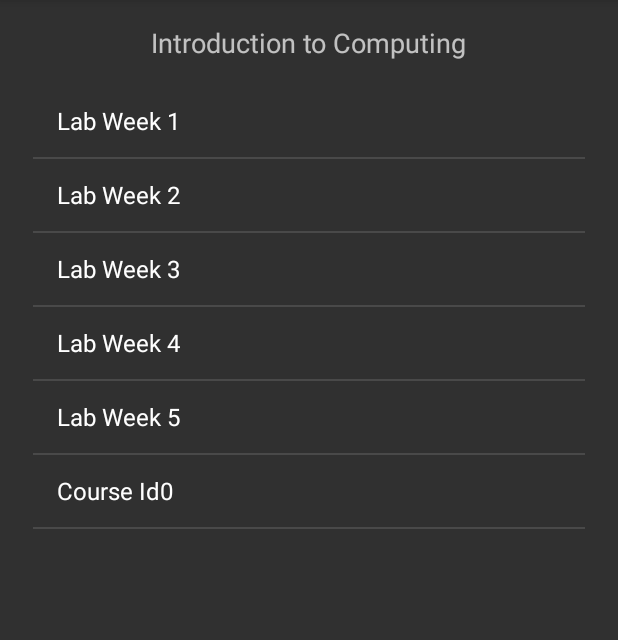
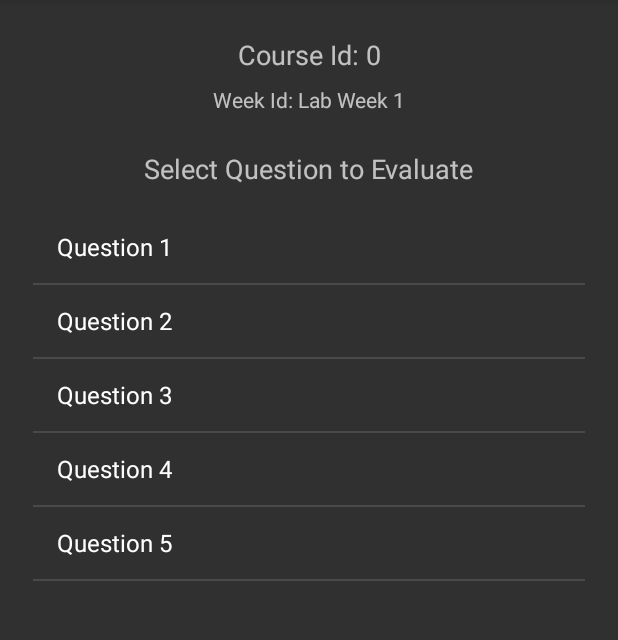
Before and after one commit to AdnanMuhib/Rubricon, an Android app: the LabEvalSelectWeekActivity screen opened directly, with no data from a screen before it, after a tap on "Lab Week 1", on a phone screen of 412 x 824 dp, the part 84-724 px from its top. Run offline under Robolectric (Android 15) with nearby library versions, the phone set to English and light mode, and no system bars; 1 statement that could not run was skipped.

Commit message:
Add: Select Question to Evaluate Activity for the Selected Week

```diff
--- a/app/src/main/AndroidManifest.xml
+++ b/app/src/main/AndroidManifest.xml
@@ -21,7 +21,8 @@
         <activity android:name=".CloSubCategoryActivity" />
         <activity android:name=".DescriptionsActivity" />
         <activity android:name=".LabEvaluationActivity" />
-        <activity android:name=".LabEvalSelectWeekActivity"></activity>
+        <activity android:name=".LabEvalSelectWeekActivity" />
+        <activity android:name=".LabEvalSelectQuestionActivity"></activity>
     </application>
 
 </manifest>
--- /dev/null
+++ b/app/src/main/java/com/mad/rubricon/LabEvalSelectQuestionActivity.java
@@ -0,0 +1,88 @@
+package com.mad.rubricon;
+
+import android.support.v7.app.AppCompatActivity;
+import android.os.Bundle;
+import android.util.Log;
+import android.view.View;
+import android.widget.AdapterView;
+import android.widget.ArrayAdapter;
+import android.widget.ListView;
+import android.widget.TextView;
+
+import java.util.ArrayList;
+
+public class LabEvalSelectQuestionActivity extends AppCompatActivity {
+    private  int courseId;
+    private String weekId;
+
+    TextView courseTitleView;
+    TextView courseWeekView;
+    ListView questionsListView;
+
+
+    @Override
+    protected void onCreate(Bundle savedInstanceState) {
+        super.onCreate(savedInstanceState);
+        setContentView(R.layout.activity_lab_eval_select_question);
+
+        courseId = getIntent().getIntExtra("CourseId", 0);
+        weekId = getIntent().getStringExtra("CourseWeek");
+
+        courseTitleView = (TextView) findViewById(R.id.textViewCourseTitle);
+
+        // get the course title from db using id and display
+        // courseTitleView.setText("Course Id: " + GetCourseTitle());
+        courseTitleView.setText("Course Id: " + courseId);
+
+        courseWeekView = (TextView) findViewById(R.id.textViewCourseWeek);
+        courseWeekView.setText("Week Id: " + weekId);
+
+        questionsListView = (ListView) findViewById(R.id.listViewCourseWeekQuestions);
+        ArrayList<String>  questionsList =  GetQuestionsList();
+
+        // when a week is clicked from the list
+        questionsListView.setOnItemClickListener(new AdapterView.OnItemClickListener() {
+            @Override
+            public void onItemClick(AdapterView<?> parent, View view, int position, long id) {
+                String value = (String)parent.getItemAtPosition(position);
+                Log.i("DebugLog", value);
+
+                // code to go to next activity where Questions will be Displayed for Evaluation
+                GoToEvaluationActivity(value);
+            }
+        });
+
+        ArrayAdapter adapter = new ArrayAdapter<String>(this, android.R.layout.simple_list_item_1, questionsList);
+
+        questionsListView.setAdapter(adapter);
+    }
+    public String GetCourseTitle(){
+        // Code to get the name of the course from database using Course Id i.e
+        // select coursename from coursetable where courseid = ??
+        return "";
+    }
+
+    public String GetCourseWeekName(){
+        // Code to get the name of the course Week from database using Week Id i.e
+        // select courseweekname from courseWeektable where courseWeekid = ??
+        return "";
+    }
+    public ArrayList<String> GetQuestionsList(){
+
+        ArrayList<String> questions = new ArrayList<String>();
+        /// Code to get the Questions from the Database goes here
+
+        // Dummy Data Goes Here
+        questions.add("Question 1");
+        questions.add("Question 2");
+        questions.add("Question 3");
+        questions.add("Question 4");
+        questions.add("Question 5");
+
+        return  questions;
+    }
+    public  void GoToEvaluationActivity(String val){
+
+    }
+
+}
--- a/app/src/main/java/com/mad/rubricon/LabEvalSelectWeekActivity.java
+++ b/app/src/main/java/com/mad/rubricon/LabEvalSelectWeekActivity.java
@@ -60,10 +60,12 @@ public class LabEvalSelectWeekActivity extends AppCompatActivity {
         return  lst;
     }
     public void GoToQuestionsActivity(String val){
-        //Intent intent = new Intent(this, MainActivity.class);
-        //intent.putExtra("CourseWeek", val);
+        Intent intent = new Intent(this, LabEvalSelectQuestionActivity.class);
+        intent.putExtra("CourseWeek", val);
+        intent.putExtra("CourseId", courseId);
+
         Log.i("DebugLog", "Selected Course week is:  "+ val);
-        //startActivity(intent);
+        startActivity(intent);
     }
 
 
--- /dev/null
+++ b/app/src/main/res/layout/activity_lab_eval_select_question.xml
@@ -0,0 +1,66 @@
+<?xml version="1.0" encoding="utf-8"?>
+<android.support.constraint.ConstraintLayout xmlns:android="http://schemas.android.com/apk/res/android"
+    xmlns:app="http://schemas.android.com/apk/res-auto"
+    xmlns:tools="http://schemas.android.com/tools"
+    android:layout_width="match_parent"
+    android:layout_height="match_parent"
+    tools:context=".LabEvalSelectQuestionActivity">
+
+    <TextView
+        android:id="@+id/textViewCourseTitle"
+        android:layout_width="wrap_content"
+        android:layout_height="wrap_content"
+        android:layout_marginEnd="8dp"
+        android:layout_marginLeft="8dp"
+        android:layout_marginRight="8dp"
+        android:layout_marginStart="8dp"
+        android:layout_marginTop="24dp"
+        android:text="Course XYZ"
+        android:textSize="18sp"
+        app:layout_constraintEnd_toEndOf="parent"
+        app:layout_constraintStart_toStartOf="parent"
+        app:layout_constraintTop_toTopOf="parent" />
+
+    <TextView
+        android:id="@+id/textViewCourseWeek"
+        android:layout_width="wrap_content"
+        android:layout_height="wrap_content"
+        android:layout_marginEnd="8dp"
+        android:layout_marginLeft="8dp"
+        android:layout_marginRight="8dp"
+        android:layout_marginStart="8dp"
+        android:layout_marginTop="8dp"
+        android:text="Evaluation: Lab Week 1"
+        app:layout_constraintEnd_toEndOf="parent"
+        app:layout_constraintStart_toStartOf="parent"
+        app:layout_constraintTop_toBottomOf="@+id/textViewCourseTitle" />
+
+    <TextView
+        android:id="@+id/textView8"
+        android:layout_width="wrap_content"
+        android:layout_height="wrap_content"
+        android:layout_marginEnd="8dp"
+        android:layout_marginLeft="8dp"
+        android:layout_marginRight="8dp"
+        android:layout_marginStart="8dp"
+        android:layout_marginTop="24dp"
+        android:gravity="left"
+        android:text="Select Question to Evaluate"
+        android:textSize="18sp"
+        app:layout_constraintEnd_toEndOf="parent"
+        app:layout_constraintStart_toStartOf="parent"
+        app:layout_constraintTop_toBottomOf="@+id/textViewCourseWeek" />
+
+    <ListView
+        android:id="@+id/listViewCourseWeekQuestions"
+        android:layout_width="368dp"
+        android:layout_height="371dp"
+        android:layout_marginEnd="8dp"
+        android:layout_marginLeft="8dp"
+        android:layout_marginRight="8dp"
+        android:layout_marginStart="8dp"
+        android:layout_marginTop="16dp"
+        app:layout_constraintEnd_toEndOf="parent"
+        app:layout_constraintStart_toStartOf="parent"
+        app:layout_constraintTop_toBottomOf="@+id/textView8" />
+</android.support.constraint.ConstraintLayout>
```
